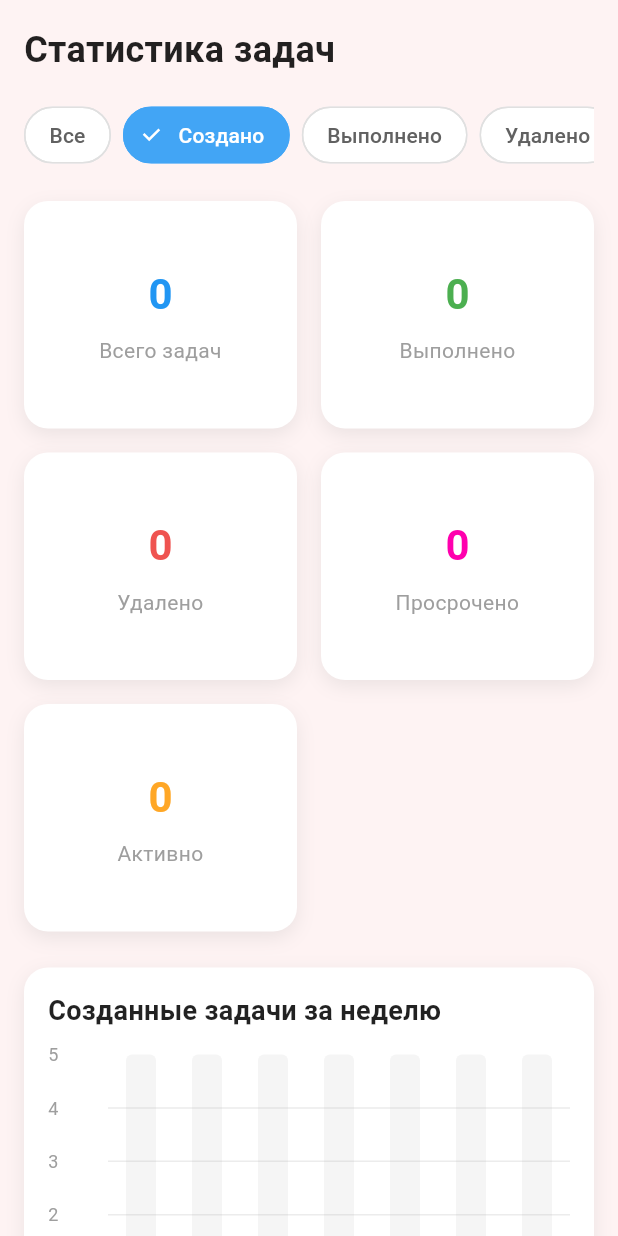
After one commit to Wightles/app_todo, a Flutter app: the StatScene screen opened directly, after a tap on "Создано", on a phone screen of 412 x 824 dp. The commit adds this screen. Run offline on Flutter 3.47's test engine with Material 3 defaults, Android fonts, the phone set to English and light mode, and no system bars; drawn by our look-alikes of fl_chart; our stand-ins replace image_picker, shared_preferences; accounts and stored records are empty.

Commit message:
финальный этап, страница с статистикой

```diff
--- a/lib/main.dart
+++ b/lib/main.dart
@@ -2,7 +2,7 @@ import 'package:flutter/material.dart';
 import 'package:app_todo/auth/register_scene.dart';
 import 'package:app_todo/todo/todo_scene.dart';
 import 'package:app_todo/profile/profile_scene.dart';
-import 'package:app_todo/statistic_scene.dart';
+import 'package:app_todo/statistics/statistic_scene.dart';
 import 'package:app_todo/models/user_model.dart';
 
 
--- /dev/null
+++ b/lib/statistics/statistic_scene.dart
@@ -0,0 +1,477 @@
+import 'package:flutter/material.dart';
+import 'package:fl_chart/fl_chart.dart';
+import 'package:shared_preferences/shared_preferences.dart';
+
+class StatScene extends StatefulWidget {
+  const StatScene({super.key});
+
+  @override
+  State<StatScene> createState() => _StatSceneState();
+}
+
+class _StatSceneState extends State<StatScene> {
+  int totalTasks = 0;
+  int completedTasks = 0;
+  int deletedTasks = 0;
+  int overdueTasks = 0;
+  int activeTasks = 0; // Добавляем счетчик активных задач
+  List<int> weeklyCreatedData = [0, 0, 0, 0, 0, 0, 0];
+  List<int> weeklyCompletedData = [0, 0, 0, 0, 0, 0, 0];
+  List<int> weeklyDeletedData = [0, 0, 0, 0, 0, 0, 0];
+  List<int> weeklyOverdueData = [0, 0, 0, 0, 0, 0, 0];
+  List<int> weeklyActiveData = [0, 0, 0, 0, 0, 0, 0]; // Добавляем данные по активным задачам
+
+  late SharedPreferences prefs;
+
+  final List<String> filterOptions = ['Все', 'Создано', 'Выполнено', 'Удалено', 'Просрочено', 'Активно'];
+  String selectedFilter = 'Все';
+
+  @override
+  void initState() {
+    super.initState();
+    _initPrefs();
+  }
+
+  Future<void> _initPrefs() async {
+    prefs = await SharedPreferences.getInstance();
+    _loadStatistics();
+  }
+
+  void _loadStatistics() {
+    setState(() {
+      totalTasks = prefs.getInt('total_tasks') ?? 0;
+      completedTasks = prefs.getInt('completed_tasks') ?? 0;
+      deletedTasks = prefs.getInt('deleted_tasks') ?? 0;
+      overdueTasks = prefs.getInt('overdue_tasks') ?? 0;
+
+      // Рассчитываем активные задачи: всего - выполненные - удаленные
+      activeTasks = (totalTasks - completedTasks - deletedTasks).clamp(0, totalTasks);
+
+      weeklyCreatedData =
+          List.generate(7, (index) => prefs.getInt('created_week_$index') ?? 0);
+      weeklyCompletedData = List.generate(
+          7, (index) => prefs.getInt('completed_week_$index') ?? 0);
+      weeklyDeletedData =
+          List.generate(7, (index) => prefs.getInt('deleted_week_$index') ?? 0);
+      weeklyOverdueData =
+          List.generate(7, (index) => prefs.getInt('overdue_week_$index') ?? 0);
+
+      // Рассчитываем активные задачи по дням
+      weeklyActiveData = List.generate(7, (index) {
+        final created = prefs.getInt('created_week_$index') ?? 0;
+        final completed = prefs.getInt('completed_week_$index') ?? 0;
+        final deleted = prefs.getInt('deleted_week_$index') ?? 0;
+        return (created - completed - deleted).clamp(0, created);
+      });
+    });
+  }
+
+  List<int> get _currentWeeklyData {
+    switch (selectedFilter) {
+      case 'Создано':
+        return weeklyCreatedData;
+      case 'Выполнено':
+        return weeklyCompletedData;
+      case 'Удалено':
+        return weeklyDeletedData;
+      case 'Просрочено':
+        return weeklyOverdueData;
+      case 'Активно':
+        return weeklyActiveData;
+      default:
+        return List.generate(
+            7,
+            (index) =>
+                weeklyCreatedData[index] +
+                weeklyCompletedData[index] +
+                weeklyDeletedData[index] +
+                weeklyOverdueData[index] +
+                weeklyActiveData[index]);
+    }
+  }
+
+  Color get _currentFilterColor {
+    switch (selectedFilter) {
+      case 'Создано':
+        return Colors.blue;
+      case 'Выполнено':
+        return Colors.green;
+      case 'Удалено':
+        return Colors.red.shade400;
+      case 'Просрочено':
+        return const Color.fromARGB(255, 255, 0, 174);
+      case 'Активно':
+        return Colors.orange.shade400; // Цвет для активных задач
+      case 'Все':
+      default:
+        return const Color.fromARGB(255, 7, 222, 193);
+    }
+  }
+
+  String get _chartTitle {
+    switch (selectedFilter) {
+      case 'Создано':
+        return 'Созданные задачи за неделю';
+      case 'Выполнено':
+        return 'Выполненные задачи за неделю';
+      case 'Удалено':
+        return 'Удаленные задачи за неделю';
+      case 'Просрочено':
+        return 'Просроченные задачи за неделю';
+      case 'Активно':
+        return 'Активные задачи за неделю';
+      case 'Все':
+      default:
+        return 'Активность за неделю';
+    }
+  }
+
+  Widget _buildFilterChips() {
+    return SingleChildScrollView(
+      scrollDirection: Axis.horizontal,
+      child: Row(
+        children: filterOptions.map((filter) {
+          final isSelected = filter == selectedFilter;
+          return Padding(
+            padding: const EdgeInsets.only(right: 8),
+            child: FilterChip(
+              label: Text(
+                filter,
+                style: TextStyle(
+                  color: isSelected ? Colors.white : Colors.grey[700],
+                  fontWeight: FontWeight.w500,
+                ),
+              ),
+              selected: isSelected,
+              onSelected: (selected) {
+                setState(() {
+                  selectedFilter = filter;
+                });
+              },
+              backgroundColor: Colors.white,
+              selectedColor: _getFilterColor(filter),
+              side: BorderSide(
+                color: isSelected ? _getFilterColor(filter) : Colors.grey[300]!,
+                width: 1,
+              ),
+              shape: RoundedRectangleBorder(
+                borderRadius: BorderRadius.circular(20),
+              ),
+              checkmarkColor: Colors.white,
+            ),
+          );
+        }).toList(),
+      ),
+    );
+  }
+
+  Color _getFilterColor(String filter) {
+    switch (filter) {
+      case 'Создано':
+        return Colors.blue.shade400;
+      case 'Выполнено':
+        return Colors.green.shade400;
+      case 'Удалено':
+        return Colors.red.shade400;
+      case 'Просрочено':
+        return const Color.fromARGB(255, 255, 0, 174);
+      case 'Активно':
+        return Colors.orange.shade400; // Цвет для активных задач
+      case 'Все':
+      default:
+        return const Color.fromARGB(255, 7, 222, 193);
+    }
+  }
+
+  Widget _buildStatCard(String title, int count, Color color) {
+    return Container(
+      padding: const EdgeInsets.all(16),
+      decoration: BoxDecoration(
+        color: Colors.white,
+        borderRadius: BorderRadius.circular(16),
+        boxShadow: [
+          BoxShadow(
+            color: Colors.grey.withOpacity(0.2),
+            blurRadius: 10,
+            offset: const Offset(0, 4),
+          ),
+        ],
+      ),
+      child: Column(
+        mainAxisAlignment: MainAxisAlignment.center,
+        children: [
+          Text(
+            count.toString(),
+            style: TextStyle(
+              fontSize: 28,
+              fontWeight: FontWeight.bold,
+              color: color,
+            ),
+          ),
+          SizedBox(height: 8),
+          Text(
+            title,
+            style: TextStyle(
+              fontSize: 14,
+              color: Colors.grey,
+            ),
+            textAlign: TextAlign.center,
+          ),
+        ],
+      ),
+    );
+  }
+
+  Widget _buildBarChart() {
+    final currentData = _currentWeeklyData;
+    final maxValue = currentData.isNotEmpty
+        ? currentData.reduce((a, b) => a > b ? a : b)
+        : 0;
+
+    return Container(
+      padding: const EdgeInsets.all(16),
+      decoration: BoxDecoration(
+        color: Colors.white,
+        borderRadius: BorderRadius.circular(16),
+        boxShadow: [
+          BoxShadow(
+            color: Colors.grey.withOpacity(0.2),
+            blurRadius: 10,
+            offset: const Offset(0, 4),
+          ),
+        ],
+      ),
+      child: Column(
+        crossAxisAlignment: CrossAxisAlignment.start,
+        children: [
+          Text(
+            _chartTitle,
+            style: const TextStyle(
+              fontSize: 18,
+              fontWeight: FontWeight.bold,
+              color: Colors.black87,
+            ),
+          ),
+          const SizedBox(height: 16),
+          SizedBox(
+            height: 200,
+            child: BarChart(
+              BarChartData(
+                alignment: BarChartAlignment.spaceAround,
+                maxY: maxValue > 0 ? maxValue.toDouble() + 1 : 5,
+                barTouchData: BarTouchData(
+                  enabled: true,
+                  touchTooltipData: BarTouchTooltipData(
+                    tooltipBgColor: Colors.blueGrey,
+                    getTooltipItem: (group, groupIndex, rod, rodIndex) {
+                      final dayNames = [
+                        'Пн',
+                        'Вт',
+                        'Ср',
+                        'Чт',
+                        'Пт',
+                        'Сб',
+                        'Вс'
+                      ];
+                      return BarTooltipItem(
+                        '${dayNames[group.x.toInt()]}: ${rod.toY.toInt()}',
+                        const TextStyle(color: Colors.white),
+                      );
+                    },
+                  ),
+                ),
+                titlesData: FlTitlesData(
+                  show: true,
+                  bottomTitles: AxisTitles(
+                    sideTitles: SideTitles(
+                      showTitles: true,
+                      getTitlesWidget: (value, meta) {
+                        final days = ['Пн', 'Вт', 'Ср', 'Чт', 'Пт', 'Сб', 'Вс'];
+                        return value.toInt() < days.length
+                            ? Padding(
+                                padding: const EdgeInsets.only(top: 8.0),
+                                child: Text(
+                                  days[value.toInt()],
+                                  style: const TextStyle(
+                                    fontSize: 12,
+                                    color: Colors.grey,
+                                  ),
+                                ),
+                              )
+                            : const SizedBox();
+                      },
+                    ),
+                  ),
+                  leftTitles: AxisTitles(
+                    sideTitles: SideTitles(
+                      showTitles: true,
+                      getTitlesWidget: (value, meta) {
+                        return Text(
+                          value.toInt().toString(),
+                          style: const TextStyle(
+                            fontSize: 12,
+                            color: Colors.grey,
+                          ),
+                        );
+                      },
+                      reservedSize: 40,
+                    ),
+                  ),
+                  rightTitles: AxisTitles(
+                    sideTitles: SideTitles(showTitles: false),
+                  ),
+                  topTitles: AxisTitles(
+                    sideTitles: SideTitles(showTitles: false),
+                  ),
+                ),
+                gridData: FlGridData(
+                  show: true,
+                  drawVerticalLine: false,
+                  horizontalInterval: 1,
+                  getDrawingHorizontalLine: (value) => FlLine(
+                    color: Colors.grey.withOpacity(0.2),
+                    strokeWidth: 1,
+                  ),
+                ),
+                borderData: FlBorderData(
+                  show: false,
+                ),
+                barGroups: currentData.asMap().entries.map((entry) {
+                  final index = entry.key;
+                  final value = entry.value;
+                  return BarChartGroupData(
+                    x: index,
+                    barRods: [
+                      BarChartRodData(
+                        toY: value.toDouble(),
+                        gradient: LinearGradient(
+                          colors: [
+                            _currentFilterColor.withOpacity(0.8),
+                            _currentFilterColor.withOpacity(0.4),
+                          ],
+                          begin: Alignment.bottomCenter,
+                          end: Alignment.topCenter,
+                        ),
+                        width: 20,
+                        borderRadius: BorderRadius.circular(4),
+                        backDrawRodData: BackgroundBarChartRodData(
+                          show: true,
+                          toY: maxValue > 0 ? maxValue.toDouble() + 1 : 5,
+                          color: Colors.grey.withOpacity(0.1),
+                        ),
+                      ),
+                    ],
+                  );
+                }).toList(),
+              ),
+            ),
+          ),
+        ],
+      ),
+    );
+  }
+
+  @override
+  Widget build(BuildContext context) {
+    return Scaffold(
+      backgroundColor: const Color.fromARGB(255, 254, 243, 243),
+      body: SingleChildScrollView(
+        padding: EdgeInsets.all(16),
+        child: Column(
+          crossAxisAlignment: CrossAxisAlignment.start,
+          children: [
+            Text(
+              'Статистика задач',
+              style: TextStyle(
+                fontSize: 24,
+                fontWeight: FontWeight.bold,
+                color: Colors.black87,
+              ),
+            ),
+            SizedBox(height: 16),
+            _buildFilterChips(),
+            SizedBox(height: 20),
+            GridView(
+              shrinkWrap: true,
+              physics: NeverScrollableScrollPhysics(),
+              gridDelegate: SliverGridDelegateWithFixedCrossAxisCount(
+                crossAxisCount: 2,
+                crossAxisSpacing: 16,
+                mainAxisSpacing: 16,
+                childAspectRatio: 1.2,
+              ),
+              children: [
+                _buildStatCard('Всего задач', totalTasks, Colors.blue),
+                _buildStatCard('Выполнено', completedTasks, Colors.green),
+                _buildStatCard('Удалено', deletedTasks, Colors.red.shade400),
+                _buildStatCard('Просрочено', overdueTasks, const Color.fromARGB(255, 255, 0, 174)),
+                _buildStatCard('Активно', activeTasks, Colors.orange.shade400), // Изменено с "В процессе" на "Активно"
+              ],
+            ),
+            SizedBox(height: 24),
+            _buildBarChart(),
+            SizedBox(height: 24),
+            Container(
+              padding: EdgeInsets.all(16),
+              decoration: BoxDecoration(
+                borderRadius: BorderRadius.circular(16),
+                boxShadow: [
+                  BoxShadow(
+                    color: Colors.grey.withOpacity(0.2),
+                    blurRadius: 10,
+                    offset: Offset(0, 4),
+                  ),
+                ],
+              ),
+              child: Column(
+                crossAxisAlignment: CrossAxisAlignment.start,
+                children: [
+                  Text(
+                    'Продуктивность',
+                    style: TextStyle(
+                      fontSize: 18,
+                      fontWeight: FontWeight.bold,
+                      color: Colors.black87,
+                    ),
+                  ),
+                  SizedBox(height: 12),
+                  Row(
+                    children: [
+                      Expanded(
+                        child: LinearProgressIndicator(
+                          value:
+                              totalTasks > 0 ? completedTasks / totalTasks : 0,
+                          backgroundColor: Colors.grey.shade200,
+                          valueColor: AlwaysStoppedAnimation<Color>(
+                            Colors.green.shade400,
+                          ),
+                          borderRadius: BorderRadius.circular(8),
+                        ),
+                      ),
+                      SizedBox(width: 12),
+                      Text(
+                        '${totalTasks > 0 ? ((completedTasks / totalTasks) * 100).toStringAsFixed(1) : 0}%',
+                        style: const TextStyle(
+                          fontWeight: FontWeight.bold,
+                          color: Colors.green,
+                        ),
+                      ),
+                    ],
+                  ),
+                  SizedBox(height: 8),
+                  Text(
+                    'Процент выполнения задач',
+                    style: TextStyle(
+                      fontSize: 12,
+                      color: Colors.grey,
+                    ),
+                  ),
+                ],
+              ),
+            ),
+          ],
+        ),
+      ),
+    );
+  }
+}
```
